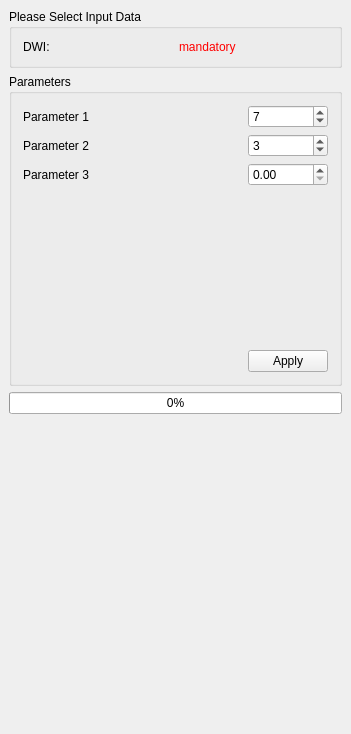
MITK/MITK, file Plugins/org.mitk.gui.qt.diffusionimaging/src/internal/QmitkDenoisingViewControls.ui: the form before one commit.
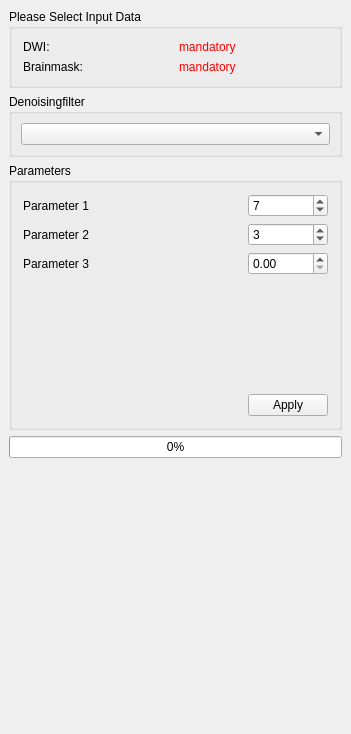
The form after the commit.

Commit message: Added a method for the non local means filter to use joint information. Updated view to choose between different filters.

What changed in the file:
```diff
--- a/Plugins/org.mitk.gui.qt.diffusionimaging/src/internal/QmitkDenoisingViewControls.ui
+++ b/Plugins/org.mitk.gui.qt.diffusionimaging/src/internal/QmitkDenoisingViewControls.ui
@@ -57,6 +57,35 @@
          <bool>true</bool>
         </property>
        </widget>
+      </item>
+      <item row="1" column="0">
+       <widget class="QLabel" name="label_2">
+        <property name="text">
+         <string>Brainmask:</string>
+        </property>
+       </widget>
+      </item>
+      <item row="1" column="1">
+       <widget class="QLabel" name="m_InputBrainMaskLabel">
+        <property name="text">
+         <string>&lt;html&gt;&lt;head/&gt;&lt;body&gt;&lt;p&gt;&lt;span style=&quot; color:#ff0000;&quot;&gt;mandatory&lt;/span&gt;&lt;/p&gt;&lt;/body&gt;&lt;/html&gt;</string>
+        </property>
+       </widget>
+      </item>
+     </layout>
+    </widget>
+   </item>
+   <item>
+    <widget class="QGroupBox" name="gridGroupBox">
+     <property name="title">
+      <string>Denoisingfilter</string>
+     </property>
+     <layout class="QGridLayout" name="gridLayout">
+      <property name="margin">
+       <number>9</number>
+      </property>
+      <item row="0" column="0">
+       <widget class="QComboBox" name="m_SelectFilterComboBox"/>
       </item>
      </layout>
     </widget>
```
Left out of the diff: 11 changed lines with no effect on the pictures. The commit also changes 4 other files.
